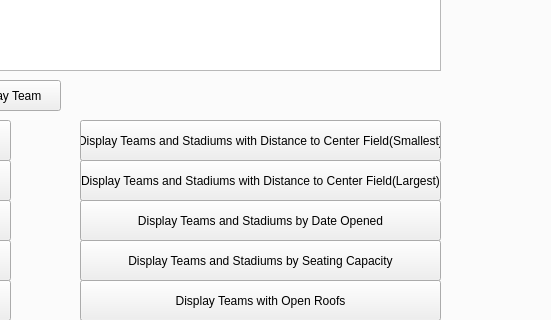
Ykhan799/CS-1D-Project-2-Baseball, file Baseball/DataBase.ui: the form before one commit; both pictures show x 372 to 923 and y 276 to 596 of the 923 by 733 pixel window.
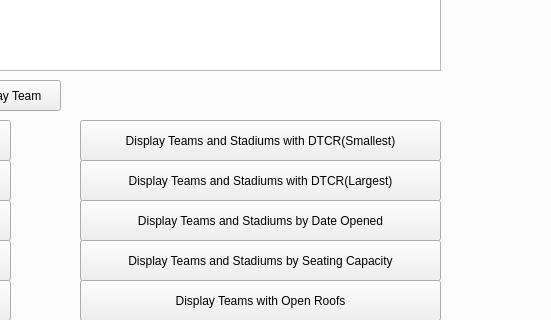
The form after the commit.

```diff
--- a/Baseball/DataBase.ui
+++ b/Baseball/DataBase.ui
@@ -112,7 +112,7 @@
        </rect>
       </property>
       <property name="text">
-       <string>Display Teams and Stadiums with Distance to Center Field(Smallest)</string>
+       <string>Display Teams and Stadiums with DTCR(Smallest)</string>
       </property>
      </widget>
      <widget class="QPushButton" name="TeamStadiumByLargeDistCtrField">
@@ -125,7 +125,7 @@
        </rect>
       </property>
       <property name="text">
-       <string>Display Teams and Stadiums with Distance to Center Field(Largest)</string>
+       <string>Display Teams and Stadiums with DTCR(Largest)</string>
       </property>
      </widget>
      <widget class="QPushButton" name="AmericanLeagueTeams">
```
Left out of the diff: 2 changed lines with no effect on the pictures.
